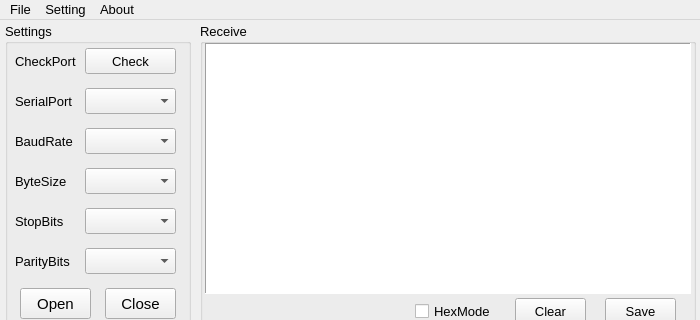
kainan-tek/PyCom, file ui/ui_mainwindow.ui: the form before one commit; both pictures show x 0 to 700 and y 0 to 320 of the 700 by 510 pixel window.
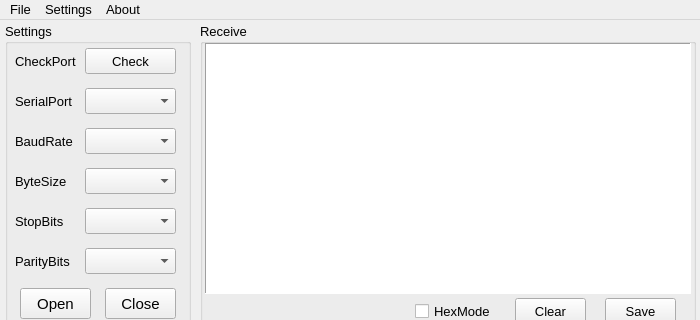
The form after the commit.

```diff
--- a/ui/ui_mainwindow.ui
+++ b/ui/ui_mainwindow.ui
@@ -891,7 +891,7 @@
    </widget>
    <widget class="QMenu" name="menuSetting">
     <property name="title">
-     <string>Setting</string>
+     <string>Settings</string>
     </property>
     <widget class="QMenu" name="menuEncoding_Type">
      <property name="title">
```
Left out of the diff: 32 changed lines with no effect on the pictures.
